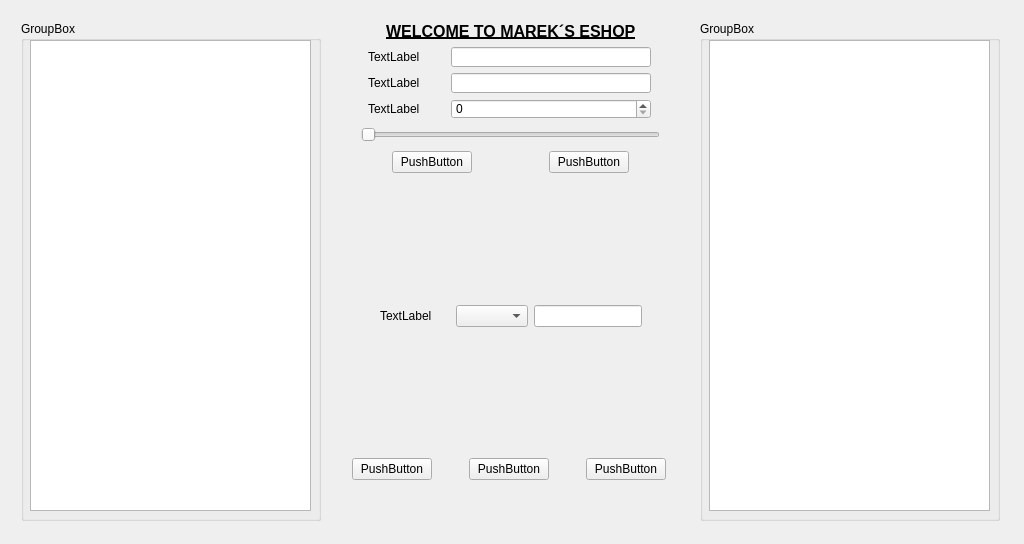
Holikma/Application-Eshop, file Eshop/Eshop.ui: the form before one commit.
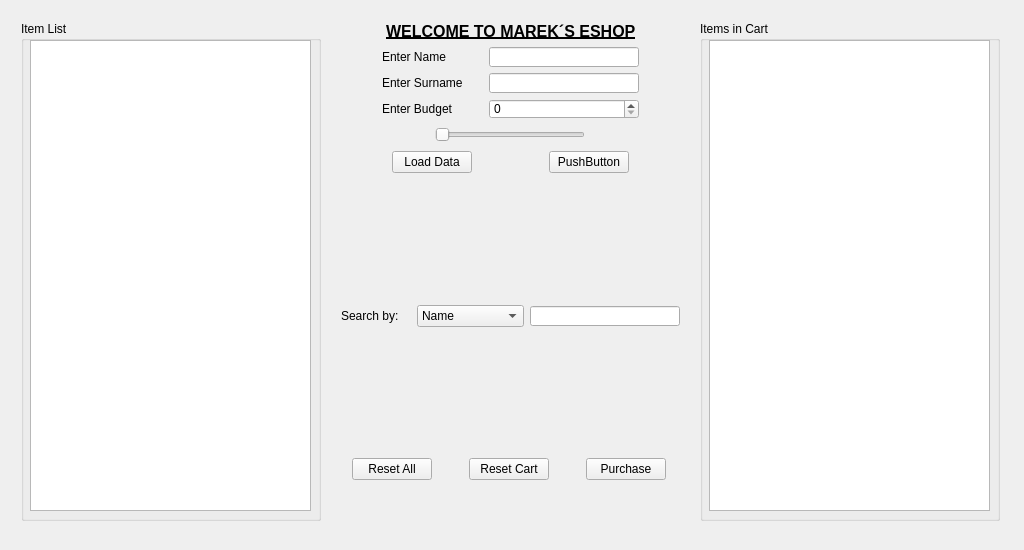
The form after the commit.

Diff of the .ui file:
```diff
--- a/Eshop/Eshop.ui
+++ b/Eshop/Eshop.ui
@@ -13,7 +13,7 @@
     <x>0</x>
     <y>0</y>
     <width>1024</width>
-    <height>544</height>
+    <height>550</height>
    </rect>
   </property>
   <property name="sizePolicy">
@@ -25,13 +25,13 @@
   <property name="minimumSize">
    <size>
     <width>1024</width>
-    <height>500</height>
+    <height>550</height>
    </size>
   </property>
   <property name="maximumSize">
    <size>
     <width>1024</width>
-    <height>600</height>
+    <height>550</height>
    </size>
   </property>
   <property name="windowTitle">
@@ -87,7 +87,7 @@
         </size>
        </property>
        <property name="title">
-        <string>GroupBox</string>
+        <string>Item List</string>
        </property>
        <widget class="QTableWidget" name="tableWidget">
         <property name="geometry">
@@ -185,12 +185,12 @@
                </property>
                <property name="maximumSize">
                 <size>
-                 <width>70</width>
+                 <width>80</width>
                  <height>20</height>
                 </size>
                </property>
                <property name="text">
-                <string>TextLabel</string>
+                <string>Enter Name</string>
                </property>
               </widget>
              </item>
@@ -204,7 +204,7 @@
                </property>
                <property name="maximumSize">
                 <size>
-                 <width>200</width>
+                 <width>150</width>
                  <height>20</height>
                 </size>
                </property>
@@ -260,12 +260,12 @@
                </property>
                <property name="maximumSize">
                 <size>
-                 <width>70</width>
+                 <width>80</width>
                  <height>20</height>
                 </size>
                </property>
                <property name="text">
-                <string>TextLabel</string>
+                <string>Enter Surname</string>
                </property>
               </widget>
              </item>
@@ -279,7 +279,7 @@
                </property>
                <property name="maximumSize">
                 <size>
-                 <width>200</width>
+                 <width>150</width>
                  <height>20</height>
                 </size>
                </property>
@@ -335,12 +335,12 @@
                </property>
                <property name="maximumSize">
                 <size>
-                 <width>70</width>
+                 <width>80</width>
                  <height>20</height>
                 </size>
                </property>
                <property name="text">
-                <string>TextLabel</string>
+                <string>Enter Budget</string>
                </property>
               </widget>
              </item>
@@ -348,7 +348,7 @@
               <widget class="QSpinBox" name="spinBox">
                <property name="maximumSize">
                 <size>
-                 <width>200</width>
+                 <width>150</width>
                  <height>20</height>
                 </size>
                </property>
@@ -398,6 +398,12 @@
                  <verstretch>0</verstretch>
                 </sizepolicy>
                </property>
+               <property name="maximumSize">
+                <size>
+                 <width>150</width>
+                 <height>16777215</height>
+                </size>
+               </property>
                <property name="orientation">
                 <enum>Qt::Horizontal</enum>
                </property>
@@ -434,7 +440,7 @@
               </size>
              </property>
              <property name="text">
-              <string>PushButton</string>
+              <string>Load Data</string>
              </property>
             </widget>
            </item>
@@ -480,9 +486,12 @@
              <property name="orientation">
               <enum>Qt::Horizontal</enum>
              </property>
+             <property name="sizeType">
+              <enum>QSizePolicy::Fixed</enum>
+             </property>
              <property name="sizeHint" stdset="0">
               <size>
-               <width>40</width>
+               <width>20</width>
                <height>20</height>
               </size>
              </property>
@@ -503,24 +512,45 @@
               </size>
              </property>
              <property name="text">
-              <string>TextLabel</string>
+              <string>Search by:</string>
              </property>
             </widget>
            </item>
            <item>
-            <widget class="QComboBox" name="comboBox"/>
+            <widget class="QComboBox" name="comboBox">
+             <item>
+              <property name="text">
+               <string>Name</string>
+              </property>
+             </item>
+             <item>
+              <property name="text">
+               <string>Distributor</string>
+              </property>
+             </item>
+            </widget>
            </item>
            <item>
-            <widget class="QLineEdit" name="lineEdit_2"/>
+            <widget class="QLineEdit" name="lineEdit_2">
+             <property name="maximumSize">
+              <size>
+               <width>150</width>
+               <height>20</height>
+              </size>
+             </property>
+            </widget>
            </item>
            <item>
             <spacer name="horizontalSpacer_10">
              <property name="orientation">
               <enum>Qt::Horizontal</enum>
              </property>
+             <property name="sizeType">
+              <enum>QSizePolicy::Fixed</enum>
+             </property>
              <property name="sizeHint" stdset="0">
               <size>
-               <width>40</width>
+               <width>20</width>
                <height>20</height>
               </size>
              </property>
@@ -552,7 +582,7 @@
               </size>
              </property>
              <property name="text">
-              <string>PushButton</string>
+              <string>Reset All</string>
              </property>
             </widget>
            </item>
@@ -565,7 +595,7 @@
               </size>
              </property>
              <property name="text">
-              <string>PushButton</string>
+              <string>Reset Cart</string>
              </property>
             </widget>
            </item>
@@ -578,7 +608,7 @@
               </size>
              </property>
              <property name="text">
-              <string>PushButton</string>
+              <string>Purchase</string>
              </property>
             </widget>
            </item>
@@ -619,7 +649,7 @@
         </size>
        </property>
        <property name="title">
-        <string>GroupBox</string>
+        <string>Items in Cart</string>
        </property>
        <widget class="QTableWidget" name="tableWidget_2">
         <property name="geometry">
```
Left out of the diff: 8 changed lines with no effect on the pictures.
